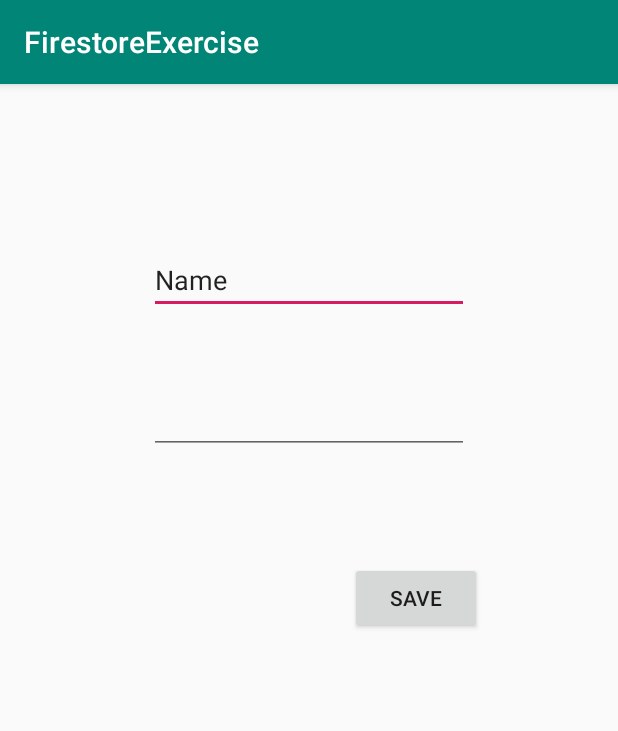
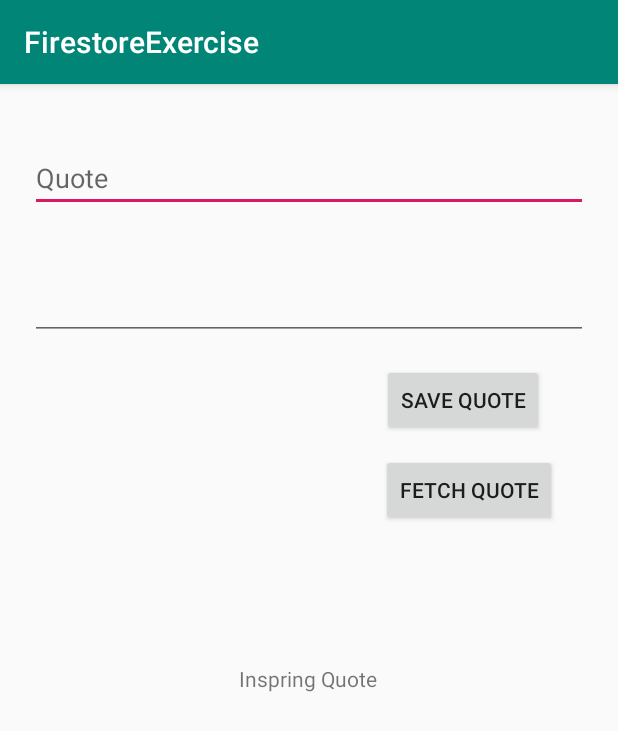
Before and after one commit to SeongHyunHan/FirestoreExercise, an Android app: the screen it shows after launch (MainActivity), on a phone screen of 412 x 824 dp. Shown: the top 731 px of the screen. Run offline under Robolectric (Android 15) with nearby library versions, the phone set to English and light mode, and no system bars; our stand-ins replace Firebase (no records; nobody signed in at launch, a user with empty details on screens opened directly).

Commit message:
Fetching Quote from FireStore

```diff
--- a/app/src/main/java/com/example/firestoreexercise/MainActivity.kt
+++ b/app/src/main/java/com/example/firestoreexercise/MainActivity.kt
@@ -4,7 +4,10 @@ import android.support.v7.app.AppCompatActivity
 import android.os.Bundle
 import android.util.Log
 import android.view.View
+import android.widget.ArrayAdapter
 import android.widget.EditText
+import android.widget.ListView
+import android.widget.TextView
 import com.google.firebase.firestore.FirebaseFirestore
 
 class MainActivity : AppCompatActivity() {
@@ -17,6 +20,21 @@ class MainActivity : AppCompatActivity() {
     override fun onCreate(savedInstanceState: Bundle?) {
         super.onCreate(savedInstanceState)
         setContentView(R.layout.activity_main)
+    }
+
+    fun fetchQuote(view: View){
+        val quotes = findViewById<View>(R.id.tvQuote) as TextView
+        db.collection("exercise")
+            .get()
+            .addOnSuccessListener { result ->
+                for(document in result){
+                    val quote: String? = document.getString(QUOTE_KEY)
+                    val author: String? = document.getString(AUTHOR_KEY)
+
+                    val wholeQuote: String? = "Quote: " + quote + " Author: " + author
+                    quotes.text = wholeQuote
+                }
+             }
     }
 
     fun saveQuote(view: View){
--- a/app/src/main/res/layout/activity_main.xml
+++ b/app/src/main/res/layout/activity_main.xml
@@ -7,32 +7,49 @@
         android:layout_height="match_parent"
         tools:context=".MainActivity">
     <EditText
-            android:layout_width="wrap_content"
+            android:layout_width="0dp"
             android:layout_height="wrap_content"
             android:inputType="textPersonName"
-            android:text="Name"
             android:ems="10"
             app:layout_constraintStart_toStartOf="parent"
             app:layout_constraintEnd_toEndOf="parent"
             android:id="@+id/edtQuote"
-            android:layout_marginTop="108dp"
-            app:layout_constraintTop_toTopOf="parent"/>
+            android:layout_marginTop="40dp"
+            app:layout_constraintTop_toTopOf="parent"
+            android:hint="Quote" android:layout_marginStart="20dp" android:layout_marginEnd="20dp"/>
     <EditText
-            android:layout_width="wrap_content"
+            android:layout_width="0dp"
             android:layout_height="wrap_content"
             android:inputType="textEmailAddress"
             android:ems="10"
             android:id="@+id/edtAuthor"
-            android:layout_marginTop="48dp"
+            android:layout_marginTop="40dp"
             app:layout_constraintTop_toBottomOf="@+id/edtQuote"
             app:layout_constraintEnd_toEndOf="parent"
-            app:layout_constraintStart_toStartOf="parent"/>
+            app:layout_constraintStart_toStartOf="parent" android:layout_marginStart="20dp"
+            android:layout_marginEnd="20dp"/>
     <Button
-            android:text="Save"
+            android:text="Save Quote"
             android:layout_width="wrap_content"
             android:layout_height="wrap_content"
             android:id="@+id/btnSave" app:layout_constraintStart_toStartOf="parent" android:layout_marginStart="200dp"
             app:layout_constraintEnd_toEndOf="parent" android:layout_marginEnd="8dp"
-            app:layout_constraintHorizontal_bias="0.286" android:layout_marginTop="72dp"
+            app:layout_constraintHorizontal_bias="0.572" android:layout_marginTop="16dp"
             app:layout_constraintTop_toBottomOf="@+id/edtAuthor" android:onClick="saveQuote"/>
+    <Button
+            android:text="Fetch Quote"
+            android:layout_width="wrap_content"
+            android:layout_height="wrap_content"
+            android:id="@+id/btnFetch" android:layout_marginTop="12dp"
+            app:layout_constraintTop_toBottomOf="@+id/btnSave" app:layout_constraintStart_toStartOf="parent"
+            android:layout_marginStart="8dp" app:layout_constraintEnd_toEndOf="parent" android:layout_marginEnd="8dp"
+            app:layout_constraintHorizontal_bias="0.882" android:onClick="fetchQuote"/>
+    <TextView
+            android:text="Inspring Quote"
+            android:layout_width="wrap_content"
+            android:layout_height="wrap_content"
+            android:id="@+id/tvQuote"
+            android:layout_marginTop="92dp"
+            app:layout_constraintTop_toBottomOf="@+id/btnFetch" app:layout_constraintEnd_toEndOf="parent"
+            app:layout_constraintStart_toStartOf="parent" app:layout_constraintHorizontal_bias="0.498"/>
 </android.support.constraint.ConstraintLayout>
```
